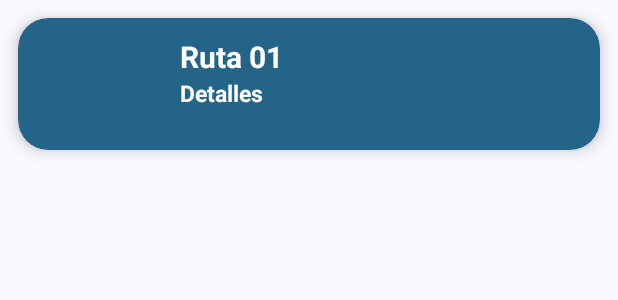
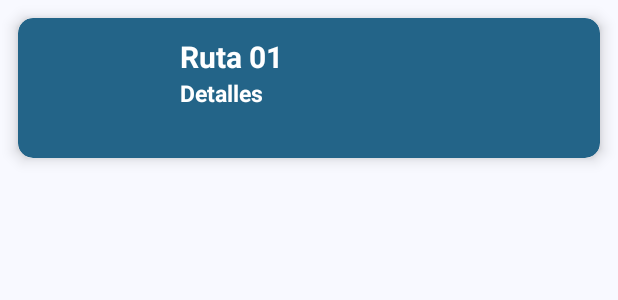
Before and after one commit to AlexOT03/SAETA-XML, an Android app: the layout card_layout.xml on its own in the app's theme, with its tools: preview values and no code run, on a phone screen of 412 x 824 dp. Shown: the top 300 px of the screen. Run offline under Robolectric (Android 15) with nearby library versions, the phone set to English and light mode, and no system bars.

Commit message:
fix-layout-ui

```diff
--- a/app/src/main/res/drawable/rounded_corners.xml
+++ b/app/src/main/res/drawable/rounded_corners.xml
@@ -1,5 +1,5 @@
 <?xml version="1.0" encoding="utf-8"?>
 <shape xmlns:android="http://schemas.android.com/apk/res/android">
     <solid android:color="#fff" />
-    <corners android:radius="40dp" />
+    <corners android:radius="25dp" />
 </shape>
--- a/app/src/main/res/layout/card_layout.xml
+++ b/app/src/main/res/layout/card_layout.xml
@@ -6,13 +6,13 @@
     android:id="@+id/card_view"
     android:layout_margin="12dp"
     card_view:cardBackgroundColor="#236488"
-    card_view:cardCornerRadius="20dp"
+    card_view:cardCornerRadius="10dp"
     card_view:cardElevation="6dp"
     card_view:contentPadding="4dp">
 
     <RelativeLayout
         android:layout_width="match_parent"
-        android:layout_height="80dp"
+        android:layout_height="85dp"
         android:padding="8dp">
 
         <ImageView
```
Also changed, not shown: app/src/main/res/layout/fragment_home.xml (+6 -6 lines).
